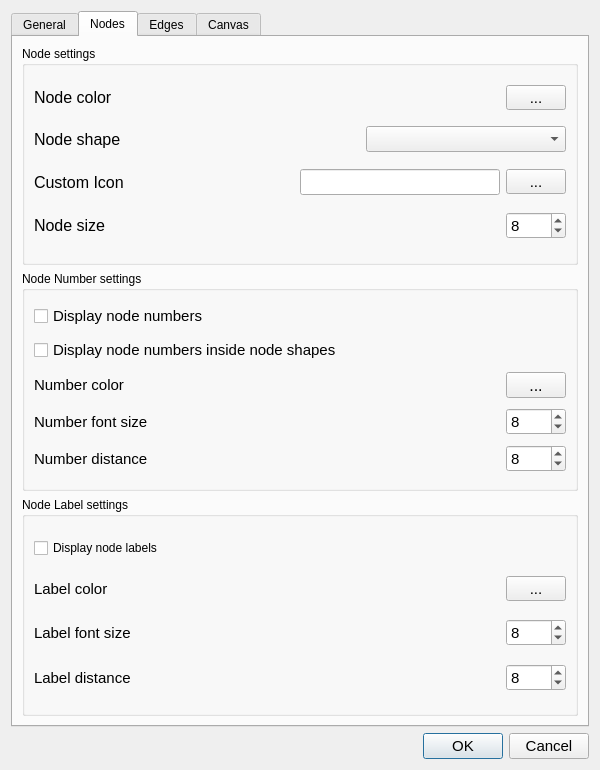
This is src/forms/dialogsettings.ui in socnetv/app as Qt 5 draws it before an edit. The edited form follows.
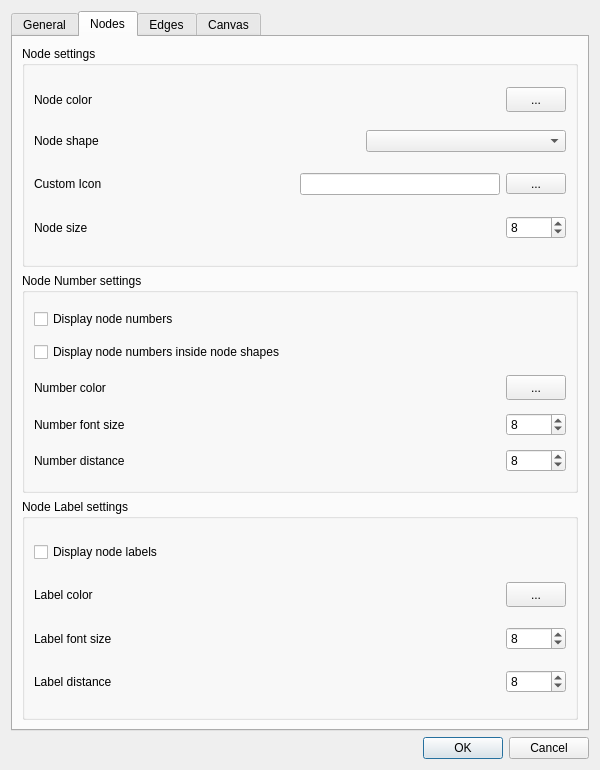
This is the edited form. The open tabs and pages were chosen to show the change.

Commit message: fixed (reset) font family and font-sizes in all dialogs (once again...)

Diff of the .ui file:
```diff
--- a/src/forms/dialogsettings.ui
+++ b/src/forms/dialogsettings.ui
@@ -34,11 +34,6 @@
        <height>700</height>
       </size>
      </property>
-     <property name="font">
-      <font>
-       <family>Liberation Sans</family>
-      </font>
-     </property>
      <property name="currentIndex">
       <number>0</number>
      </property>
@@ -820,11 +815,6 @@
       <layout class="QGridLayout" name="gridLayout_5">
        <item row="0" column="0">
         <widget class="QGroupBox" name="nodesGroup">
-         <property name="font">
-          <font>
-           <family>Liberation Sans</family>
-          </font>
-         </property>
          <property name="toolTip">
           <string>&lt;html&gt;&lt;head/&gt;&lt;body&gt;&lt;p&gt;&lt;span style=&quot; font-weight:600;&quot;&gt;Default node settings&lt;/span&gt;&lt;/p&gt;&lt;p&gt;Any change to these settings will apply to all existing nodes immediately.&lt;/p&gt;&lt;p&gt;Once you press OK, these settings will be saved and they will be used in all future SocNetV sessions.&lt;/p&gt;&lt;/body&gt;&lt;/html&gt;</string>
          </property>
@@ -836,12 +826,6 @@
            <layout class="QHBoxLayout" name="horizontalLayout_4">
             <item>
              <widget class="QLabel" name="label_6">
-              <property name="font">
-               <font>
-                <family>Liberation Sans</family>
-                <pointsize>12</pointsize>
-               </font>
-              </property>
               <property name="toolTip">
                <string>&lt;html&gt;&lt;head/&gt;&lt;body&gt;&lt;p&gt;&lt;span style=&quot; font-weight:600;&quot;&gt;Node color&lt;/span&gt;&lt;/p&gt;&lt;p&gt;Click the colored button to select a new color for all nodes.&lt;/p&gt;&lt;p&gt;Any change to this setting will apply to all existing nodes immediately.&lt;/p&gt;&lt;p&gt;This is a permanent setting. Once you press OK, it will be saved and used in all future SocNetV sessions as default node color when creating new nodes (except when loading network files which declare specific node settings).&lt;/p&gt;&lt;/body&gt;&lt;/html&gt;</string>
               </property>
@@ -852,12 +836,6 @@
             </item>
             <item>
              <spacer name="horizontalSpacer_5">
-              <property name="font">
-               <font>
-                <family>Liberation Sans</family>
-                <pointsize>12</pointsize>
-               </font>
-              </property>
               <property name="orientation">
                <enum>Qt::Horizontal</enum>
               </property>
@@ -877,12 +855,6 @@
                 <height>25</height>
                </size>
               </property>
-              <property name="font">
-               <font>
-                <family>Liberation Sans</family>
-                <pointsize>11</pointsize>
-               </font>
-              </property>
               <property name="cursor">
                <cursorShape>PointingHandCursor</cursorShape>
               </property>
@@ -909,12 +881,6 @@
            <layout class="QHBoxLayout" name="horizontalLayout_5">
             <item>
              <widget class="QLabel" name="label_5">
-              <property name="font">
-               <font>
-                <family>Liberation Sans</family>
-                <pointsize>12</pointsize>
-               </font>
-              </property>
               <property name="toolTip">
                <string>&lt;html&gt;&lt;head/&gt;&lt;body&gt;&lt;p&gt;&lt;span style=&quot; font-weight:600;&quot;&gt;Node shape&lt;/span&gt;&lt;/p&gt;&lt;p&gt;Click on any of the following shapes to select a new node shape for all nodes. &lt;/p&gt;&lt;p&gt;This will apply to all existing nodes immediately.&lt;/p&gt;&lt;p&gt;Once you press OK, the default node shape will be saved and it will be used in all future SocNetV sessions when creating new nodes (except when loading network files which declare specific shapes for nodes).&lt;/p&gt;&lt;/body&gt;&lt;/html&gt;</string>
               </property>
@@ -925,12 +891,6 @@
             </item>
             <item>
              <spacer name="horizontalSpacer_4">
-              <property name="font">
-               <font>
-                <family>Liberation Sans</family>
-                <pointsize>12</pointsize>
-               </font>
-              </property>
               <property name="orientation">
                <enum>Qt::Horizontal</enum>
               </property>
@@ -950,12 +910,6 @@
                 <height>0</height>
                </size>
               </property>
-              <property name="font">
-               <font>
-                <family>Liberation Sans</family>
-                <pointsize>11</pointsize>
-               </font>
-              </property>
               <property name="toolTip">
                <string>&lt;html&gt;&lt;head/&gt;&lt;body&gt;&lt;p&gt;Select a node shape. &lt;/p&gt;&lt;p&gt;If you select &amp;quot;Icon&amp;quot; then you must click on the custom icon button (below) to select the desired icon file from your filesystem. &lt;/p&gt;&lt;/body&gt;&lt;/html&gt;</string>
               </property>
@@ -967,12 +921,6 @@
            <layout class="QHBoxLayout" name="horizontalLayout_25">
             <item>
              <widget class="QLabel" name="label_24">
-              <property name="font">
-               <font>
-                <family>Liberation Sans</family>
-                <pointsize>12</pointsize>
-               </font>
-              </property>
               <property name="toolTip">
                <string>&lt;html&gt;&lt;head/&gt;&lt;body&gt;&lt;p&gt;&lt;span style=&quot; font-weight:600;&quot;&gt;Background image&lt;/span&gt;&lt;/p&gt;&lt;p&gt;Click the button on the right to select a new background image.&lt;/p&gt;&lt;p&gt;If the file does not exist, the default background color will be used.&lt;/p&gt;&lt;p&gt;This is a permanent setting. Once you press OK, it will be saved and will be the default of the application every time you run SocNetV - until you change it again.&lt;/p&gt;&lt;p&gt;&lt;br/&gt;&lt;/p&gt;&lt;/body&gt;&lt;/html&gt;</string>
               </property>
@@ -983,12 +931,6 @@
             </item>
             <item>
              <spacer name="horizontalSpacer_24">
-              <property name="font">
-               <font>
-                <family>Liberation Sans</family>
-                <pointsize>12</pointsize>
-               </font>
-              </property>
               <property name="orientation">
                <enum>Qt::Horizontal</enum>
               </property>
@@ -1008,12 +950,6 @@
                 <height>0</height>
                </size>
               </property>
-              <property name="font">
-               <font>
-                <family>Liberation Sans</family>
-                <pointsize>11</pointsize>
-               </font>
-              </property>
               <property name="toolTip">
                <string>&lt;html&gt;&lt;head/&gt;&lt;body&gt;&lt;p&gt;&lt;span style=&quot; font-weight:600;&quot;&gt;Custom Icon &lt;/span&gt;&lt;/p&gt;&lt;p&gt;This box only shows the path of the selected custom icon file for all network nodes. If it is empty, it means you have not selected any image yet.&lt;/p&gt;&lt;p&gt;Click the button on the right to select a new image to be used as custom icon in all the nodes of the network.&lt;/p&gt;&lt;p&gt;Valid icons are images: JPG, PNG, JPEG, SVG etc.&lt;/p&gt;&lt;p&gt;&lt;br/&gt;&lt;/p&gt;&lt;p&gt;This is a permanent setting. Once you press OK, it will be saved and will be the default of the application every time you run SocNetV - until you change it again.&lt;/p&gt;&lt;p&gt;&lt;br/&gt;&lt;/p&gt;&lt;/body&gt;&lt;/html&gt;</string>
               </property>
@@ -1036,12 +972,6 @@
                 <height>0</height>
                </size>
               </property>
-              <property name="font">
-               <font>
-                <family>Liberation Sans</family>
-                <pointsize>11</pointsize>
-               </font>
-              </property>
               <property name="toolTip">
                <string>&lt;html&gt;&lt;head/&gt;&lt;body&gt;&lt;p&gt;&lt;span style=&quot; font-weight:600;&quot;&gt;Custom Icon &lt;/span&gt;&lt;/p&gt;&lt;p&gt;Click this button to select a new custom icon for all nodes of the network. &lt;/p&gt;&lt;p&gt;Valid icons are images: JPG, PNG, JPEG, SVG etc.&lt;/p&gt;&lt;p&gt;If you don't select an image file, you must select one of the default shapes from the Node Shape menu above. &lt;/p&gt;&lt;p&gt;This is a permanent setting. Once you press OK, it will be saved and will be the default of the application every time you run SocNetV - until you change it again.&lt;/p&gt;&lt;p&gt;&lt;br/&gt;&lt;/p&gt;&lt;/body&gt;&lt;/html&gt;</string>
               </property>
@@ -1059,12 +989,6 @@
            <layout class="QHBoxLayout" name="horizontalLayout_6">
             <item>
              <widget class="QLabel" name="label_3">
-              <property name="font">
-               <font>
-                <family>Liberation Sans</family>
-                <pointsize>12</pointsize>
-               </font>
-              </property>
               <property name="toolTip">
                <string>&lt;html&gt;&lt;head/&gt;&lt;body&gt;&lt;p&gt;&lt;span style=&quot; font-weight:600;&quot;&gt;Node size&lt;/span&gt;&lt;/p&gt;&lt;p&gt;Use the spin box to select a new size (in pixels) for all nodes. &lt;/p&gt;&lt;p&gt;Actual node size will vary according to selected shape. For instance, if the selected shape is circle and the selected size is 8, then the circle will have a diameter of 16 pixels. &lt;/p&gt;&lt;p&gt;Any change to this setting will apply to all existing nodes immediately.&lt;/p&gt;&lt;p&gt;This is a permanent setting. Once you press OK, it will be saved and used in all future SocNetV sessions as default node size when creating new nodes (except when loading network files which declare specific node settings).&lt;/p&gt;&lt;/body&gt;&lt;/html&gt;</string>
               </property>
@@ -1075,12 +999,6 @@
             </item>
             <item>
              <spacer name="horizontalSpacer_6">
-              <property name="font">
-               <font>
-                <family>Liberation Sans</family>
-                <pointsize>12</pointsize>
-               </font>
-              </property>
               <property name="orientation">
                <enum>Qt::Horizontal</enum>
               </property>
@@ -1100,12 +1018,6 @@
                 <height>0</height>
                </size>
               </property>
-              <property name="font">
-               <font>
-                <family>Liberation Sans</family>
-                <pointsize>11</pointsize>
-               </font>
-              </property>
               <property name="cursor">
                <cursorShape>SizeVerCursor</cursorShape>
               </property>
@@ -1135,12 +1047,6 @@
            <layout class="QHBoxLayout" name="horizontalLayout_11">
             <item>
              <widget class="QLabel" name="label_11">
-              <property name="font">
-               <font>
-                <family>Liberation Sans</family>
-                <pointsize>11</pointsize>
-               </font>
-              </property>
               <property name="toolTip">
                <string>&lt;html&gt;&lt;head/&gt;&lt;body&gt;&lt;p&gt;&lt;span style=&quot; font-weight:600;&quot;&gt;Node number color&lt;/span&gt;&lt;/p&gt;&lt;p&gt;Change the color for all node numbers. Click the colored button on the right corner to select a new color.&lt;/p&gt;&lt;p&gt;Any change to this setting will apply to all existing node numbers immediately.&lt;/p&gt;&lt;p&gt;This is a permanent setting. Once you press OK, it will be saved and used in all future SocNetV sessions as default node number color when creating new nodes.&lt;/p&gt;&lt;/body&gt;&lt;/html&gt;</string>
               </property>
@@ -1151,12 +1057,6 @@
             </item>
             <item>
              <spacer name="horizontalSpacer_11">
-              <property name="font">
-               <font>
-                <family>Liberation Sans</family>
-                <pointsize>12</pointsize>
-               </font>
-              </property>
               <property name="orientation">
                <enum>Qt::Horizontal</enum>
               </property>
@@ -1176,12 +1076,6 @@
                 <height>25</height>
                </size>
               </property>
-              <property name="font">
-               <font>
-                <family>Liberation Sans</family>
-                <pointsize>12</pointsize>
-               </font>
-              </property>
               <property name="cursor">
                <cursorShape>PointingHandCursor</cursorShape>
               </property>
@@ -1205,12 +1099,6 @@
            <layout class="QHBoxLayout" name="horizontalLayout_12">
             <item>
              <widget class="QLabel" name="label_12">
-              <property name="font">
-               <font>
-                <family>Liberation Sans</family>
-                <pointsize>11</pointsize>
-               </font>
-              </property>
               <property name="toolTip">
                <string>&lt;html&gt;&lt;head/&gt;&lt;body&gt;&lt;p&gt;&lt;span style=&quot; font-weight:600;&quot;&gt;Number distance from node&lt;/span&gt;&lt;/p&gt;&lt;p&gt;Change the distance of each number from the respective node. Use the spin box on the right to select a new distance (in pixels).&lt;/p&gt;&lt;p&gt;Any change to this setting will apply to all existing node numbers immediately.&lt;/p&gt;&lt;p&gt;This is a permanent setting. Once you press OK, it will be saved and used in all future SocNetV sessions as default distance from node.&lt;/p&gt;&lt;/body&gt;&lt;/html&gt;</string>
               </property>
@@ -1221,12 +1109,6 @@
             </item>
             <item>
              <spacer name="horizontalSpacer_12">
-              <property name="font">
-               <font>
-                <family>Liberation Sans</family>
-                <pointsize>12</pointsize>
-               </font>
-              </property>
               <property name="orientation">
                <enum>Qt::Horizontal</enum>
               </property>
@@ -1246,12 +1128,6 @@
                 <height>0</height>
                </size>
               </property>
-              <property name="font">
-               <font>
-                <family>Liberation Sans</family>
-                <pointsize>11</pointsize>
-               </font>
-              </property>
               <property name="cursor">
                <cursorShape>SizeVerCursor</cursorShape>
               </property>
@@ -1270,12 +1146,6 @@
           </item>
           <item row="0" column="0">
            <widget class="QCheckBox" name="nodeNumbersChkBox">
-            <property name="font">
-             <font>
-              <family>Liberation Sans</family>
-              <pointsize>11</pointsize>
-             </font>
-            </property>
             <property name="toolTip">
              <string>&lt;html&gt;&lt;head/&gt;&lt;body&gt;&lt;p&gt;&lt;span style=&quot; font-weight:600;&quot;&gt;Node numbers&lt;/span&gt;&lt;/p&gt;&lt;p&gt;Enable or disable displaying node numbers.&lt;/p&gt;&lt;p&gt;Any change will apply to all existing nodes immediately.&lt;/p&gt;&lt;p&gt;Once you press OK, this setting will be saved and it will be used in all future SocNetV sessions.&lt;/p&gt;&lt;/body&gt;&lt;/html&gt;</string>
             </property>
@@ -1294,12 +1164,6 @@
            <layout class="QHBoxLayout" name="horizontalLayout_10">
             <item>
              <widget class="QLabel" name="label_10">
-              <property name="font">
-               <font>
-                <family>Liberation Sans</family>
-                <pointsize>11</pointsize>
-               </font>
-              </property>
               <property name="toolTip">
                <string>&lt;html&gt;&lt;head/&gt;&lt;body&gt;&lt;p&gt;&lt;span style=&quot; font-weight:600;&quot;&gt;Node number font size&lt;/span&gt;&lt;/p&gt;&lt;p&gt;Change the font size (in pixels) of all node numbers. Use the spin box on the right to select a new font size (in pixels).&lt;/p&gt;&lt;p&gt;Any change to this setting will apply to all existing node numbers immediately.&lt;/p&gt;&lt;p&gt;This is a permanent setting. Once you press OK, it will be saved and used in all future SocNetV sessions as default node number size.&lt;/p&gt;&lt;/body&gt;&lt;/html&gt;</string>
               </property>
@@ -1310,12 +1174,6 @@
             </item>
             <item>
              <spacer name="horizontalSpacer_10">
-              <property name="font">
-               <font>
-                <family>Liberation Sans</family>
-                <pointsize>12</pointsize>
-               </font>
-              </property>
               <property name="orientation">
                <enum>Qt::Horizontal</enum>
               </property>
@@ -1335,12 +1193,6 @@
                 <height>0</height>
                </size>
               </property>
-              <property name="font">
-               <font>
-                <family>Liberation Sans</family>
-                <pointsize>11</pointsize>
-               </font>
-              </property>
               <property name="cursor">
                <cursorShape>SizeVerCursor</cursorShape>
               </property>
@@ -1359,12 +1211,6 @@
           </item>
           <item row="1" column="0">
            <widget class="QCheckBox" name="nodeNumbersInsideChkBox">
-            <property name="font">
-             <font>
-              <family>Liberation Sans</family>
-              <pointsize>11</pointsize>
-             </font>
-            </property>
             <property name="toolTip">
              <string>&lt;html&gt;&lt;head/&gt;&lt;body&gt;&lt;p&gt;&lt;span style=&quot; font-weight:600;&quot;&gt;Node numbers inside shapes&lt;/span&gt;&lt;/p&gt;&lt;p&gt;Enable or disable displaying node numbers inside the node shapes&lt;/p&gt;&lt;p&gt;Any change will apply to all existing nodes immediately.&lt;/p&gt;&lt;p&gt;Once you press OK, this setting will be saved and it will be used in all future SocNetV sessions.&lt;/p&gt;&lt;/body&gt;&lt;/html&gt;</string>
             </property>
@@ -1384,22 +1230,12 @@
        </item>
        <item row="2" column="0">
         <widget class="QGroupBox" name="labelGroup">
-         <property name="font">
-          <font>
-           <family>Liberation Sans</family>
-          </font>
-         </property>
          <property name="title">
           <string>Node Label settings</string>
          </property>
          <layout class="QGridLayout" name="gridLayout_4">
           <item row="0" column="0">
            <widget class="QCheckBox" name="nodeLabelsChkBox">
-            <property name="font">
-             <font>
-              <family>Liberation Sans</family>
-             </font>
-            </property>
             <property name="toolTip">
              <string>&lt;html&gt;&lt;head/&gt;&lt;body&gt;&lt;p&gt;&lt;span style=&quot; font-weight:600;&quot;&gt;Node labels&lt;/span&gt;&lt;/p&gt;&lt;p&gt;Enable or disable displaying labels below the nodes.&lt;/p&gt;&lt;p&gt;Any change will apply to all existing nodes immediately.&lt;/p&gt;&lt;p&gt;Once you press OK, this setting will be saved and it will be used in all future SocNetV sessions.&lt;/p&gt;&lt;/body&gt;&lt;/html&gt;</string>
             </property>
@@ -1418,12 +1254,6 @@
            <layout class="QHBoxLayout" name="horizontalLayout_8">
             <item>
              <widget class="QLabel" name="label_8">
-              <property name="font">
-               <font>
-                <family>Liberation Sans</family>
-                <pointsize>11</pointsize>
-               </font>
-              </property>
               <property name="text">
                <string>Label color</string>
               </property>
@@ -1431,12 +1261,6 @@
             </item>
             <item>
              <spacer name="horizontalSpacer_8">
-              <property name="font">
-               <font>
-                <family>Liberation Sans</family>
-                <pointsize>12</pointsize>
-               </font>
-              </property>
               <property name="orientation">
                <enum>Qt::Horizontal</enum>
               </property>
@@ -1456,12 +1280,6 @@
                 <height>25</height>
                </size>
               </property>
-              <property name="font">
-               <font>
-                <family>Liberation Sans</family>
-                <pointsize>11</pointsize>
-               </font>
-              </property>
               <property name="cursor">
                <cursorShape>PointingHandCursor</cursorShape>
               </property>
@@ -1485,12 +1303,6 @@
            <layout class="QHBoxLayout" name="horizontalLayout_7">
             <item>
              <widget class="QLabel" name="label_7">
-              <property name="font">
-               <font>
-                <family>Liberation Sans</family>
-                <pointsize>11</pointsize>
-               </font>
-              </property>
               <property name="text">
                <string>Label font size</string>
               </property>
@@ -1498,12 +1310,6 @@
             </item>
             <item>
              <spacer name="horizontalSpacer_7">
-              <property name="font">
-               <font>
-                <family>Liberation Sans</family>
-                <pointsize>12</pointsize>
-               </font>
-              </property>
               <property name="orientation">
                <enum>Qt::Horizontal</enum>
               </property>
@@ -1523,12 +1329,6 @@
                 <height>0</height>
                </size>
               </property>
-              <property name="font">
-               <font>
-                <family>Liberation Sans</family>
-                <pointsize>11</pointsize>
-               </font>
-              </property>
               <property name="cursor">
                <cursorShape>SizeVerCursor</cursorShape>
               </property>
@@ -1549,12 +1349,6 @@
            <layout class="QHBoxLayout" name="horizontalLayout_9">
             <item>
              <widget class="QLabel" name="label_9">
-              <property name="font">
-               <font>
-                <family>Liberation Sans</family>
-                <pointsize>11</pointsize>
-               </font>
-              </property>
               <property name="text">
                <string>Label distance</string>
               </property>
@@ -1562,12 +1356,6 @@
             </item>
             <item>
              <spacer name="horizontalSpacer_9">
-              <property name="font">
-               <font>
-                <family>Liberation Sans</family>
-                <pointsize>12</pointsize>
-               </font>
-              </property>
               <property name="orientation">
                <enum>Qt::Horizontal</enum>
               </property>
@@ -1587,12 +1375,6 @@
                 <height>0</height>
                </size>
               </property>
-              <property name="font">
-               <font>
-                <family>Liberation Sans</family>
-                <pointsize>11</pointsize>
-               </font>
-              </property>
               <property name="cursor">
                <cursorShape>SizeVerCursor</cursorShape>
               </property>
@@ -2947,12 +2729,6 @@
    </item>
    <item row="1" column="0">
     <widget class="QDialogButtonBox" name="buttonBox">
-     <property name="font">
-      <font>
-       <family>Liberation Sans</family>
-       <pointsize>11</pointsize>
-      </font>
-     </property>
      <property name="orientation">
       <enum>Qt::Horizontal</enum>
      </property>
```
Left out of the diff: 525 changed lines with no effect on the pictures. The commit also changes 14 other files.
